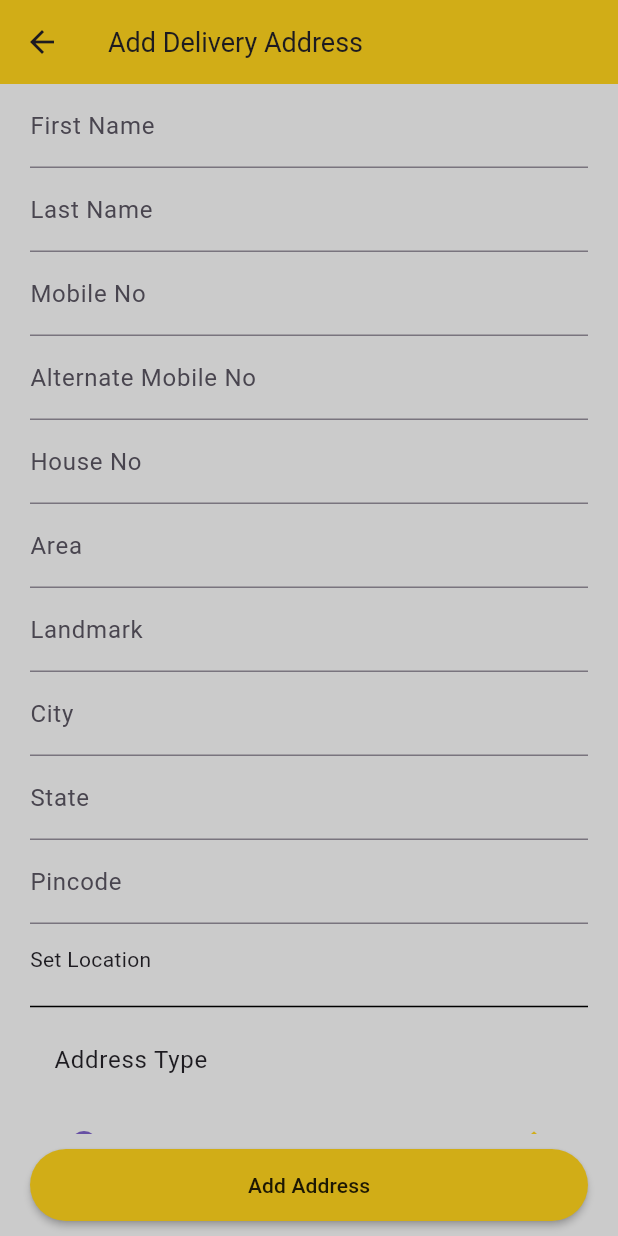
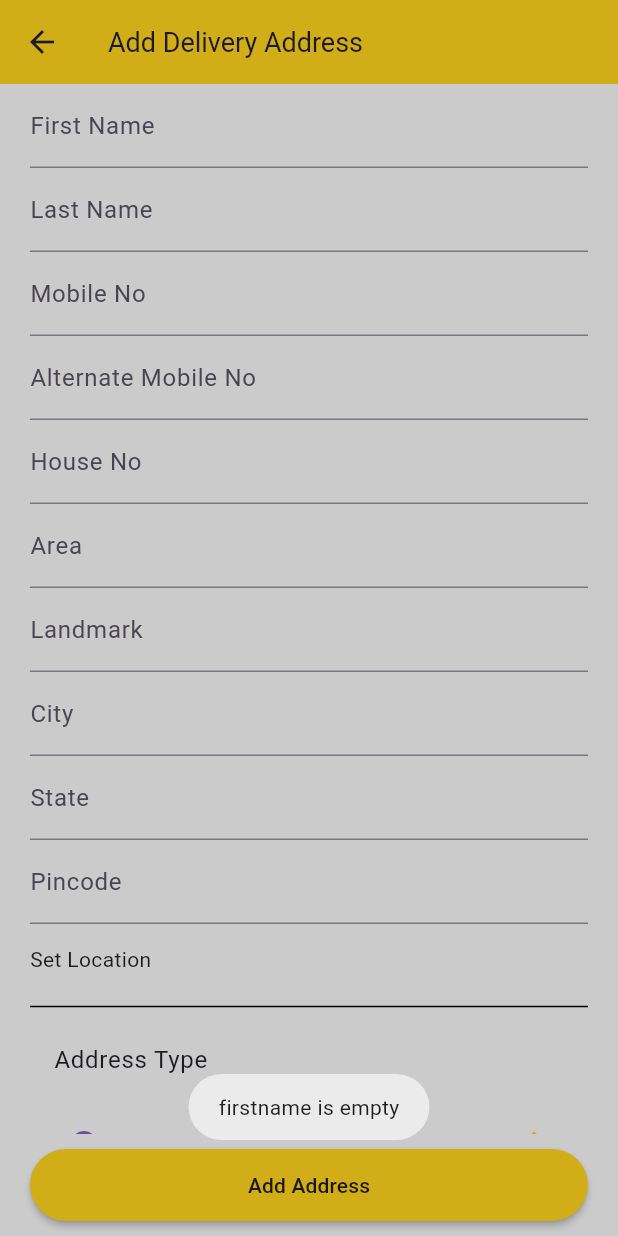
Before and after one commit to prab1699/food-app, a Flutter app: the AddDeliveryAddress screen opened directly, after a tap on "Add Address", on a phone screen of 412 x 824 dp. Run offline on Flutter 3.47's test engine with Material 3 defaults, Android fonts, the phone set to English and light mode, and no system bars; our stand-ins replace cloud_firestore, firebase_auth, firebase_core, fluttertoast, google_maps_flutter, google_sign_in and 2 more; accounts and stored records are empty.

Commit message:
first commit

```diff
--- /dev/null
+++ b/lib/models/delivery_address_model.dart
@@ -0,0 +1,27 @@
+class DeliveryAddressModel {
+  late String firstName;
+  late String lastName;
+  late String mobileNo;
+  late String alternateMobileNo;
+  late String houseNo;
+  late String area;
+  late String landMark;
+  late String city;
+  late String state;
+  late String pincode;
+  late String addressType;
+
+  DeliveryAddressModel({
+    required this.firstName,
+    required this.lastName,
+    required this.mobileNo,
+    required this.alternateMobileNo,
+    required this.houseNo,
+    required this.area,
+    required this.landMark,
+    required this.city,
+    required this.state,
+    required this.pincode,
+    required this.addressType
+  });
+}
--- /dev/null
+++ b/lib/providers/check_out_provider.dart
@@ -0,0 +1,119 @@
+
+
+import 'package:cloud_firestore/cloud_firestore.dart';
+import 'package:firebase_auth/firebase_auth.dart';
+import 'package:flutter/material.dart';
+import 'package:fluttertoast/fluttertoast.dart';
+import 'package:food_app/models/delivery_address_model.dart';
+import 'package:location/location.dart';
+
+class CheckoutProvider with ChangeNotifier {
+  bool isloading=false;
+
+
+  TextEditingController firstName = TextEditingController();
+  TextEditingController lastName = TextEditingController();
+  TextEditingController mobileNo = TextEditingController();
+  TextEditingController alternateMobileNo = TextEditingController();
+  TextEditingController houseNo = TextEditingController();
+  TextEditingController area = TextEditingController();
+  TextEditingController landmark = TextEditingController();
+  TextEditingController city = TextEditingController();
+  TextEditingController state = TextEditingController();
+  TextEditingController pincode = TextEditingController();
+  LocationData setLocation = LocationData.fromMap({'latitude': null, 'longitude': null});
+
+
+  void validator(context,myType) async {
+    if (firstName.text.isEmpty) {
+      Fluttertoast.showToast(msg: "firstname is empty");
+    } else if (lastName.text.isEmpty) {
+      Fluttertoast.showToast(msg: "lastname is empty");
+    } else if (mobileNo.text.isEmpty) {
+      Fluttertoast.showToast(msg: "mobile no is empty");
+    } else if (alternateMobileNo.text.isEmpty) {
+      Fluttertoast.showToast(msg: "alternate mobile no is empty");
+    } else if (houseNo.text.isEmpty) {
+      Fluttertoast.showToast(msg: "house no is empty");
+    } else if (area.text.isEmpty) {
+      Fluttertoast.showToast(msg: "area is empty");
+    } else if (landmark.text.isEmpty) {
+      Fluttertoast.showToast(msg: "landmark is empty");
+    } else if (city.text.isEmpty) {
+      Fluttertoast.showToast(msg: "city is empty");
+    } else if (state.text.isEmpty) {
+      Fluttertoast.showToast(msg: "state is empty");
+    } else if (pincode.text.isEmpty) {
+      Fluttertoast.showToast(msg: "pincode is empty");
+    }else if (setLocation.latitude == null || setLocation.longitude == null) {
+      Fluttertoast.showToast(msg: "setLocation is empty");
+    }
+    else {
+      isloading=true;
+      notifyListeners();
+      await FirebaseFirestore.instance
+          .collection("AddDeliveryAddress")
+          .doc(FirebaseAuth.instance.currentUser?.uid)
+          .set({
+        "firstname": firstName.text,
+        "lastname": lastName.text,
+        "mobileNo": mobileNo.text,
+        "alternateMobileNo": alternateMobileNo.text,
+        "houseNo": houseNo.text,
+        "area": area.text,
+        "landmark": landmark.text,
+        "city": city.text,
+        "state": state.text,
+        "pincode": pincode.text,
+        "addressType":myType.toString(),
+        "longitude":setLocation.longitude,
+        "latitude":setLocation.latitude,
+
+      }).then((value) async {
+        isloading=false;
+        notifyListeners();
+        await  Fluttertoast.showToast(msg: "Delivery Address Added");
+               Navigator.of(context).pop();
+                notifyListeners();
+
+      });
+      notifyListeners();
+    }
+  }
+   List<DeliveryAddressModel> deliveryAddressList=[];
+   getDeliveryAddressData() async {
+     List<DeliveryAddressModel> newList=[];
+
+      DeliveryAddressModel deliveryAddressModel;
+    DocumentSnapshot _db = await FirebaseFirestore.instance
+        .collection("AddDeliveryAddress")
+        .doc(FirebaseAuth.instance.currentUser?.uid)
+        .get();
+    if(_db.exists){
+      deliveryAddressModel=DeliveryAddressModel(
+          firstName: _db.get("firstname"),
+          lastName: _db.get("lastname"),
+          mobileNo:_db.get("mobileNo"),
+          alternateMobileNo:_db.get("alternateMobileNo"),
+          houseNo: _db.get("houseNo"),
+          area: _db.get("area"),
+          landMark: _db.get("landmark"),
+          city: _db.get("city"),
+          state: _db.get("state"),
+          pincode: _db.get("pincode"),
+          addressType: _db.get("addressType"),
+      );
+      newList.add( deliveryAddressModel);
+      notifyListeners();
+    }
+     deliveryAddressList= newList;
+    notifyListeners();
+
+  }
+
+List<DeliveryAddressModel> get getDeliveryAddressList{
+     return deliveryAddressList;
+}
+
+
+}
--- a/lib/screens/check_out/add_delivery_address/add_delivery_address.dart
+++ b/lib/screens/check_out/add_delivery_address/add_delivery_address.dart
@@ -1,5 +1,8 @@
 import 'package:flutter/material.dart';
 import 'package:food_app/config/colors.dart';
+import 'package:food_app/providers/check_out_provider.dart';
+import 'package:food_app/screens/check_out/google_map/google_map.dart';
+import 'package:provider/provider.dart';
 
 import '../../../widgets/custom_text_field.dart';
 
@@ -18,6 +21,8 @@ class _AddDeliveryAddressState extends State<AddDeliveryAddress> {
 
   @override
   Widget build(BuildContext context) {
+
+    CheckoutProvider checkoutProvider= Provider.of(context);
     return Scaffold(
       appBar: AppBar(
         title: Text(
@@ -30,8 +35,10 @@ class _AddDeliveryAddressState extends State<AddDeliveryAddress> {
         margin: EdgeInsets.symmetric(vertical: 10, horizontal: 20),
         width: 160,
         height: 48,
-        child: MaterialButton(
-          onPressed: () {},
+        child:checkoutProvider.isloading==false? MaterialButton(
+          onPressed: () {
+            checkoutProvider.validator(context,myType);
+          },
           child: Text(
             "Add Address",
             style: TextStyle(
@@ -44,6 +51,8 @@ class _AddDeliveryAddressState extends State<AddDeliveryAddress> {
               30,
             ),
           ),
+        ):Center(
+          child: CircularProgressIndicator(),
         ),
       ),
       body: Padding(
@@ -54,64 +63,69 @@ class _AddDeliveryAddressState extends State<AddDeliveryAddress> {
           children: [
            CustomTextField(
              labText: "First Name",
-             keyboardType: TextInputType.text, controller: null,
+             keyboardType: TextInputType.text, controller: checkoutProvider.firstName,
 
             ),
             CustomTextField(
               labText: "Last Name",
                 keyboardType: TextInputType.text,
-              controller: null,
+              controller: checkoutProvider.lastName,
             ),
             CustomTextField(
               labText: "Mobile No",
               keyboardType: TextInputType.text,
-              controller: null,
+              controller: checkoutProvider.mobileNo,
 
             ),
             CustomTextField(
               labText: "Alternate Mobile No",
               keyboardType: TextInputType.text,
-              controller: null,
+              controller: checkoutProvider.alternateMobileNo,
 
             ),
             CustomTextField(
               labText: "House No",
               keyboardType: TextInputType.text,
-              controller:null,
+              controller:checkoutProvider.houseNo,
 
             ),
             CustomTextField(
               labText: "Area",
               keyboardType: TextInputType.text,
-              controller: null,
+              controller: checkoutProvider.area,
 
             ),
             CustomTextField(
               labText: "Landmark",
               keyboardType: TextInputType.text,
-              controller: null,
+              controller: checkoutProvider.landmark,
 
             ),
             CustomTextField(
               labText: "City",
               keyboardType: TextInputType.text,
-              controller: null,
+              controller: checkoutProvider.city,
 
             ),
             CustomTextField(
               labText: "State",
               keyboardType: TextInputType.text,
-              controller: null,
+              controller: checkoutProvider.state,
 
             ),
             CustomTextField(
               labText: "Pincode",
               keyboardType: TextInputType.text,
-              controller: null,
+              controller: checkoutProvider.pincode,
 
             ),
             InkWell(
-              onTap:(){},
+              onTap:(){
+                Navigator.of(context).push(MaterialPageRoute
+                  ( builder: (context)=>CustomGoogleMap(),
+                ),
+                );
+              },
               child: Container(
                 height: 47,
                 width: double.infinity,
@@ -119,7 +133,7 @@ class _AddDeliveryAddressState extends State<AddDeliveryAddress> {
                   mainAxisAlignment: MainAxisAlignment.center,
                   crossAxisAlignment: CrossAxisAlignment.start,
                   children: [
-                    Text("Set Location")
+                    checkoutProvider.setLocation.longitude == null && checkoutProvider.setLocation.latitude == null ? Text("Set Location") : Text("Done!"),
                   ],
                 ),
 
--- a/lib/screens/product_overview/product_overview.dart
+++ b/lib/screens/product_overview/product_overview.dart
@@ -198,7 +198,7 @@ class _ProductOverviewState extends State<ProductOverview> {
                           productImage: widget.productImage,
                           productName: widget.productName,
                           productPrice: widget.productPrice,
-                          productUnit: "",
+                          productUnit: "500gm",
                         ),
                       //  Container(
                         //  padding: EdgeInsets.symmetric(
--- a/lib/screens/wishList/wish_list.dart
+++ b/lib/screens/wishList/wish_list.dart
@@ -80,7 +80,7 @@ class _WishListState extends State<WishList> {
                 wishList: true,
                 onDelete: (){
                   showAlertDialog(context,data);
-                }, productUnit: "",
+                }, productUnit: "250gm",
               ),
             ],
           );
--- a/pubspec.yaml
+++ b/pubspec.yaml
@@ -42,6 +42,8 @@ dependencies:
   cloud_firestore: ^4.17.0
   provider:  ^6.1.2
   fluttertoast: ^8.0.5
+  location: ^6.0.1
+  google_maps_flutter: ^2.6.1
 dev_dependencies:
   flutter_test:
     sdk: flutter
```
Also changed, not shown: lib/main.dart (+11 -9 lines), lib/screens/check_out/delivery_details/delivery_details.dart (+73 -25 lines), lib/screens/check_out/google_map/google_map.dart (added, +77 -0 lines), lib/screens/check_out/payment_summary/order_item.dart (added, +32 -0 lines), lib/screens/check_out/payment_summary/payment_summary.dart (added, +177 -0 lines), lib/screens/home/home_screen.dart (+4 -4 lines), pubspec.lock, 3 other files.
